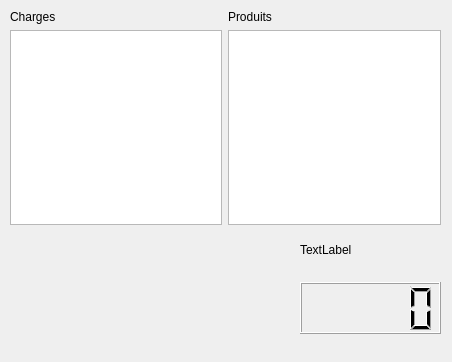
Old version of the form gain.ui in the repository myihbach/Qt_rental_car.
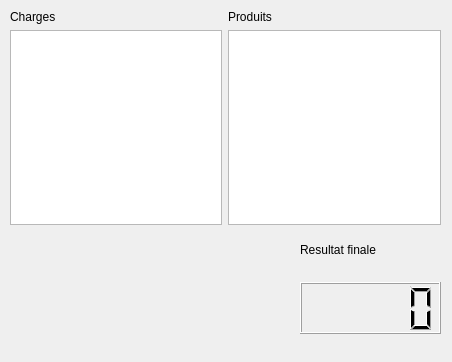
New version of the form.

```diff
--- a/gain.ui
+++ b/gain.ui
@@ -13,7 +13,7 @@
   <property name="windowTitle">
    <string>Dialog</string>
   </property>
-  <widget class="QWidget" name="">
+  <widget class="QWidget" name="layoutWidget">
    <property name="geometry">
     <rect>
      <x>300</x>
@@ -26,7 +26,7 @@
     <item>
      <widget class="QLabel" name="label_3">
       <property name="text">
-       <string>TextLabel</string>
+       <string>Resultat finale</string>
       </property>
      </widget>
     </item>
@@ -35,7 +35,7 @@
     </item>
    </layout>
   </widget>
-  <widget class="QWidget" name="">
+  <widget class="QWidget" name="layoutWidget">
    <property name="geometry">
     <rect>
      <x>10</x>
```
